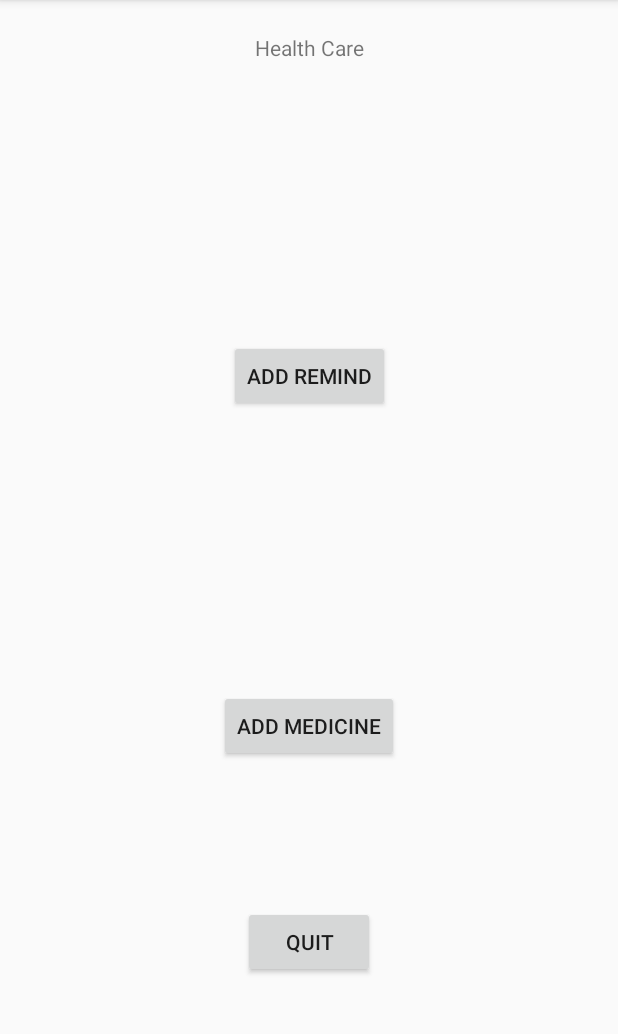
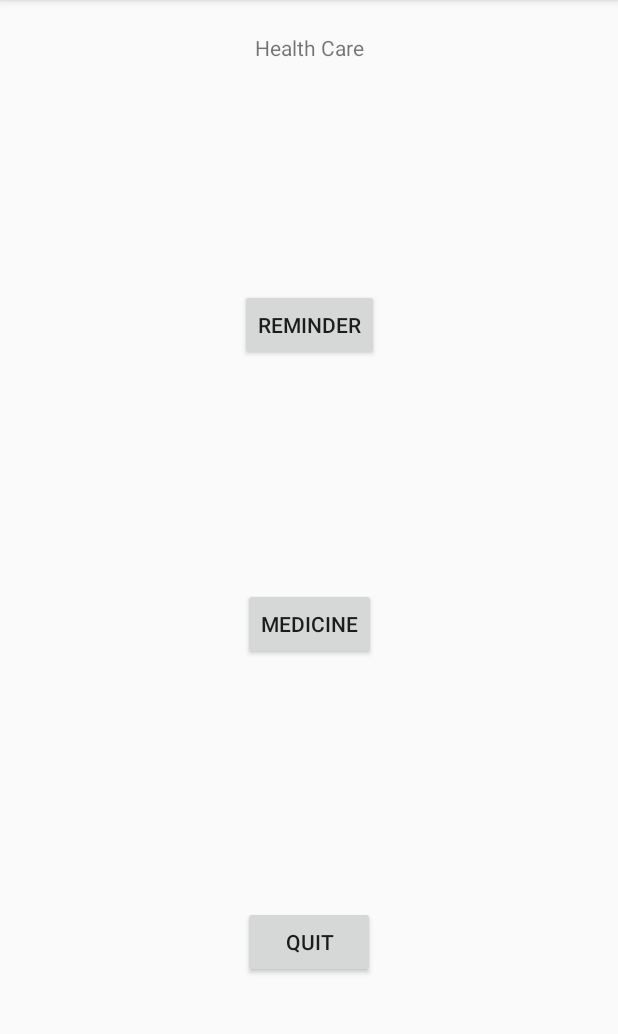
Before and after one commit to yyxts/Projet-Libre, an Android app: the screen it shows after launch (MainActivity), on a phone screen of 412 x 824 dp, the part 84-1118 px from its top. Run offline under Robolectric (Android 15) with nearby library versions, the phone set to English and light mode, and no system bars.

Commit message:
Create Activity for Remind and Medicine

```diff
--- a/app/src/main/res/layout/activity_main.xml
+++ b/app/src/main/res/layout/activity_main.xml
@@ -25,7 +25,7 @@
         android:layout_marginEnd="8dp"
         android:layout_marginStart="8dp"
         android:layout_marginTop="8dp"
-        android:text="Add Remind"
+        android:text="Reminder"
         app:layout_constraintBottom_toTopOf="@+id/button2"
         app:layout_constraintEnd_toEndOf="parent"
         app:layout_constraintStart_toStartOf="parent"
@@ -35,12 +35,13 @@
         android:id="@+id/button2"
         android:layout_width="wrap_content"
         android:layout_height="wrap_content"
-        android:layout_marginBottom="96dp"
+        android:layout_marginBottom="164dp"
         android:layout_marginEnd="8dp"
         android:layout_marginStart="8dp"
-        android:text="Add Medicine"
+        android:text="Medicine"
         app:layout_constraintBottom_toTopOf="@+id/button3"
         app:layout_constraintEnd_toEndOf="parent"
+        app:layout_constraintHorizontal_bias="0.501"
         app:layout_constraintStart_toStartOf="parent" />
 
     <Button
--- a/app/src/main/res/values/strings.xml
+++ b/app/src/main/res/values/strings.xml
@@ -1,3 +1,5 @@
 <resources>
     <string name="app_name">ProjetLibre</string>
+    <string name="title_activity_remind_list">RemindListActivity</string>
+    <string name="title_activity_medicine_list">MedicineListActivity</string>
 </resources>
```
Also changed, not shown: app/src/main/AndroidManifest.xml (+7 -0 lines), app/src/main/java/univ/polytech/projetlibre/Activity/AddRemindActivity.java (added, +15 -0 lines), app/src/main/java/univ/polytech/projetlibre/Activity/MedicineListActivity.java (added, +16 -0 lines), app/src/main/java/univ/polytech/projetlibre/Activity/RemindListActivity.java (added, +16 -0 lines), app/src/main/res/layout/activity_add_remind.xml (added, +9 -0 lines), app/src/main/res/layout/activity_medicine_list.xml (added, +9 -0 lines), app/src/main/res/layout/activity_remind_list.xml (added, +9 -0 lines).
